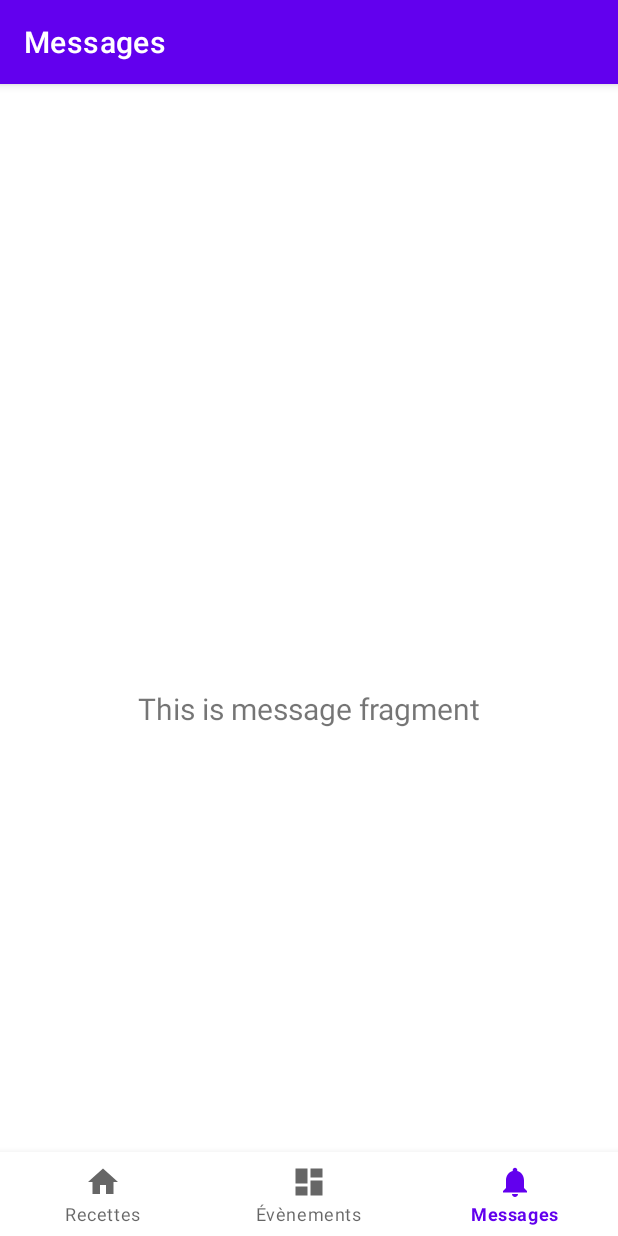
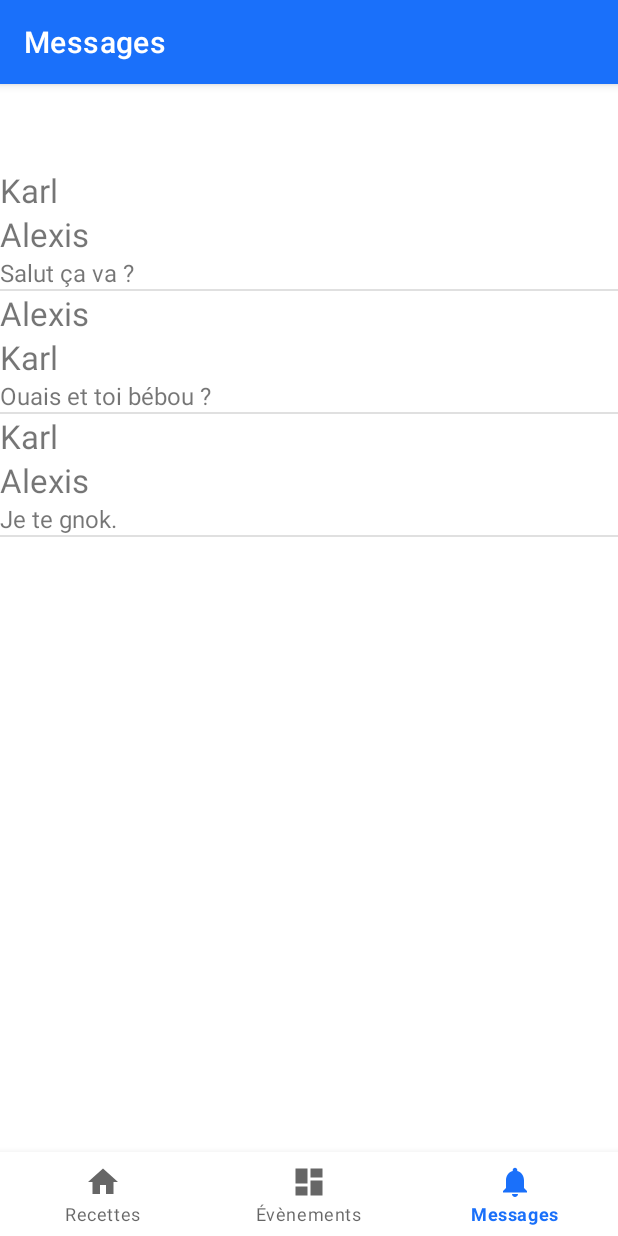
Before and after one commit to lululufr/android-cm-app, an Android app: the MessageFragment screen opened through its navigation route, on a phone screen of 412 x 824 dp. Run offline under Robolectric (Android 15) with nearby library versions, the phone set to English and light mode, and no system bars; our stand-ins replace navigation-ui.

Commit message:
ADD ListView + Adapter for Message + SharedPreferences + Try API

```diff
--- a/app/build.gradle
+++ b/app/build.gradle
@@ -40,6 +40,9 @@ dependencies {
     implementation 'androidx.lifecycle:lifecycle-viewmodel-ktx:2.4.1'
     implementation 'androidx.navigation:navigation-fragment:2.5.2'
     implementation 'androidx.navigation:navigation-ui:2.5.2'
+    implementation 'com.android.volley:volley:1.2.1'
+    implementation 'com.squareup.picasso:picasso:2.8'
+
     testImplementation 'junit:junit:4.13.2'
     androidTestImplementation 'androidx.test.ext:junit:1.1.3'
     androidTestImplementation 'androidx.test.espresso:espresso-core:3.4.0'
--- a/app/src/main/AndroidManifest.xml
+++ b/app/src/main/AndroidManifest.xml
@@ -1,6 +1,8 @@
 <?xml version="1.0" encoding="utf-8"?>
 <manifest xmlns:android="http://schemas.android.com/apk/res/android"
     xmlns:tools="http://schemas.android.com/tools">
+
+    <uses-permission android:name="android.permission.INTERNET"/>
 
     <application
         android:allowBackup="true"
--- a/app/src/main/java/com/cookmaster/classes/Message.java
+++ b/app/src/main/java/com/cookmaster/classes/Message.java
@@ -4,8 +4,35 @@ public class Message {
     private String from;
     private String to;
 
-    public Message(String from, String to) {
+    private String content;
+
+    public Message(String from, String to, String content) {
         this.from = from;
         this.to = to;
+        this.content = content;
+    }
+
+    public String getFrom() {
+        return from;
+    }
+
+    public String getTo() {
+        return to;
+    }
+
+    public String getContent() {
+        return content;
+    }
+
+    public void setFrom(String from) {
+        this.from = from;
+    }
+
+    public void setTo(String to) {
+        this.to = to;
+    }
+
+    public void setContent(String content) {
+        this.content = content;
     }
 }
--- /dev/null
+++ b/app/src/main/java/com/cookmaster/ui/message/MessageAdapter.java
@@ -0,0 +1,59 @@
+package com.cookmaster.ui.message;
+
+import android.content.Context;
+import android.view.LayoutInflater;
+import android.view.View;
+import android.view.ViewGroup;
+import android.widget.BaseAdapter;
+import android.widget.TextView;
+
+import com.cookmaster.R;
+import com.cookmaster.classes.Message;
+
+import java.util.List;
+
+public class MessageAdapter extends BaseAdapter {
+
+    private List<Message> messageList;
+    private Context context;
+
+    public MessageAdapter(List<Message> messageList, Context context) {
+        this.messageList = messageList;
+        this.context = context;
+    }
+
+    @Override
+    public int getCount() {
+        return this.messageList.size();
+    }
+
+    @Override
+    public Object getItem(int i) {
+        return this.messageList.get(i);
+    }
+
+    @Override
+    public long getItemId(int i) {
+        return 0;
+    }
+
+    @Override
+    public View getView(int i, View view, ViewGroup viewGroup) {
+        if(view == null) {
+            LayoutInflater inflater = LayoutInflater.from(this.context);
+            view = inflater.inflate(R.layout.item_message, null);
+        }
+        TextView tv_from = view.findViewById(R.id.tv_from);
+        TextView tv_to = view.findViewById(R.id.tv_to);
+        TextView tv_content = view.findViewById(R.id.tv_content);
+
+        Message current = (Message)getItem(i);
+
+        tv_from.setText(current.getFrom());
+        tv_to.setText(current.getTo());
+        tv_content.setText(current.getContent());
+
+        return view;
+
+    }
+}
--- a/app/src/main/java/com/cookmaster/ui/message/MessageFragment.java
+++ b/app/src/main/java/com/cookmaster/ui/message/MessageFragment.java
@@ -4,29 +4,56 @@ import android.os.Bundle;
 import android.view.LayoutInflater;
 import android.view.View;
 import android.view.ViewGroup;
+import android.widget.AdapterView;
+import android.widget.ListView;
 import android.widget.TextView;
+import android.widget.Toast;
 
 import androidx.annotation.NonNull;
 import androidx.fragment.app.Fragment;
 import androidx.lifecycle.ViewModelProvider;
 
+import com.cookmaster.R;
+import com.cookmaster.classes.Message;
 import com.cookmaster.databinding.FragmentMessageBinding;
+
+import java.util.ArrayList;
+import java.util.List;
 
 public class MessageFragment extends Fragment {
 
     private FragmentMessageBinding binding;
+    private ListView lv_message;
 
     public View onCreateView(@NonNull LayoutInflater inflater,
                              ViewGroup container, Bundle savedInstanceState) {
-        MessageViewModel notificationsViewModel =
+        MessageViewModel messageViewModel =
                 new ViewModelProvider(this).get(MessageViewModel.class);
 
         binding = FragmentMessageBinding.inflate(inflater, container, false);
         View root = binding.getRoot();
+        this.lv_message = root.findViewById(R.id.listview_message);
+        MessageAdapter messageAdapter = new MessageAdapter(getClassMessage(), getContext());
+        this.lv_message.setAdapter(messageAdapter);
+        this.lv_message.setOnItemClickListener(new AdapterView.OnItemClickListener() {
+            @Override
+            public void onItemClick(AdapterView<?> adapterView, View view, int i, long l) {
+                Message m = (Message)adapterView.getItemAtPosition(i);
+                Toast.makeText(getContext(), m.getContent(), Toast.LENGTH_SHORT).show();
+            }
+        });
 
         final TextView textView = binding.textMessage;
-        notificationsViewModel.getText().observe(getViewLifecycleOwner(), textView::setText);
+        messageViewModel.getText().observe(getViewLifecycleOwner(), textView::setText);
         return root;
+    }
+
+    public List<Message> getClassMessage(){
+        List<Message> result = new ArrayList<>();
+        result.add(new Message("Karl","Alexis", "Salut ça va ?"));
+        result.add(new Message("Alexis","Karl", "Ouais et toi bébou ?"));
+        result.add(new Message("Karl","Alexis", "Je te gnok."));
+        return result;
     }
 
     @Override
--- a/app/src/main/res/layout/fragment_message.xml
+++ b/app/src/main/res/layout/fragment_message.xml
@@ -6,17 +6,21 @@
     android:layout_height="match_parent"
     tools:context=".ui.message.MessageFragment">
 
+    <ListView
+        android:layout_width="match_parent"
+        android:layout_height="match_parent"
+        android:id="@+id/listview_message" />
+
     <TextView
         android:id="@+id/text_message"
         android:layout_width="match_parent"
         android:layout_height="wrap_content"
         android:layout_marginStart="8dp"
-        android:layout_marginTop="8dp"
         android:layout_marginEnd="8dp"
+        android:layout_marginBottom="8dp"
         android:textAlignment="center"
         android:textSize="20sp"
         app:layout_constraintBottom_toBottomOf="parent"
         app:layout_constraintEnd_toEndOf="parent"
-        app:layout_constraintStart_toStartOf="parent"
-        app:layout_constraintTop_toTopOf="parent" />
+        app:layout_constraintStart_toStartOf="parent" />
 </androidx.constraintlayout.widget.ConstraintLayout>
--- /dev/null
+++ b/app/src/main/res/layout/item_message.xml
@@ -0,0 +1,25 @@
+<?xml version="1.0" encoding="utf-8"?>
+<LinearLayout xmlns:android="http://schemas.android.com/apk/res/android"
+    android:orientation="vertical"
+    android:layout_width="match_parent"
+    android:layout_height="match_parent">
+
+    <TextView
+        android:layout_width="match_parent"
+        android:layout_height="match_parent"
+        android:textSize="22dp"
+        android:id="@+id/tv_from"/>
+
+    <TextView
+        android:layout_width="match_parent"
+        android:layout_height="match_parent"
+        android:textSize="22dp"
+        android:id="@+id/tv_to"/>
+
+    <TextView
+        android:layout_width="match_parent"
+        android:layout_height="match_parent"
+        android:textSize="16dp"
+        android:id="@+id/tv_content"/>
+
+</LinearLayout>
--- a/app/src/main/res/values/colors.xml
+++ b/app/src/main/res/values/colors.xml
@@ -7,4 +7,6 @@
     <color name="teal_700">#FF018786</color>
     <color name="black">#FF000000</color>
     <color name="white">#FFFFFFFF</color>
+    <color name="blue">#1A70FA</color>
+    <color name="yellow">#FEDE00</color>
 </resources>
--- a/app/src/main/res/values/themes.xml
+++ b/app/src/main/res/values/themes.xml
@@ -2,9 +2,9 @@
     <!-- Base application theme. -->
     <style name="Theme.MyApplication" parent="Theme.MaterialComponents.DayNight.DarkActionBar">
         <!-- Primary brand color. -->
-        <item name="colorPrimary">@color/purple_500</item>
+        <item name="colorPrimary">@color/blue</item>
         <item name="colorPrimaryVariant">@color/purple_700</item>
-        <item name="colorOnPrimary">@color/white</item>
+        <item name="colorOnPrimary">@color/yellow</item>
         <!-- Secondary brand color. -->
         <item name="colorSecondary">@color/teal_200</item>
         <item name="colorSecondaryVariant">@color/teal_700</item>
```
Also changed, not shown: app/src/main/java/com/cookmaster/LoginActivity.java (+78 -5 lines), app/src/main/res/layout/activity_login.xml (+10 -9 lines), app/src/main/res/layout/fragment_recipe.xml (+0 -11 lines), app/src/main/res/drawable/logo.png (added), app/src/main/res/drawable/logo_big.png (added).
